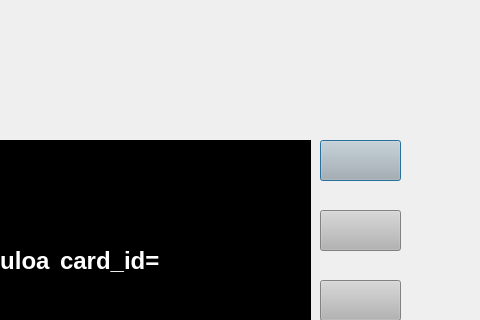
Old version of the form bank_automat/paaikkuna.ui in the repository nikopippuri/atm-project; both pictures show x 320 to 800 and y 0 to 320 of the 800 by 600 pixel window.
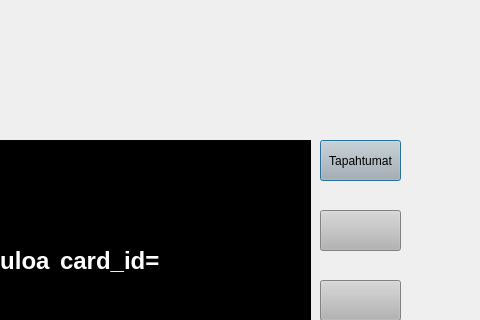
New version of the form.

The edit to the form file:
```diff
--- a/bank_automat/paaikkuna.ui
+++ b/bank_automat/paaikkuna.ui
@@ -49,7 +49,7 @@
     <string notr="true">background-color: rgb(180, 180, 180);</string>
    </property>
    <property name="text">
-    <string/>
+    <string>Tapahtumat</string>
    </property>
   </widget>
   <widget class="QPushButton" name="btn0">
```
Left out of the diff: 4 changed lines with no effect on the pictures.
